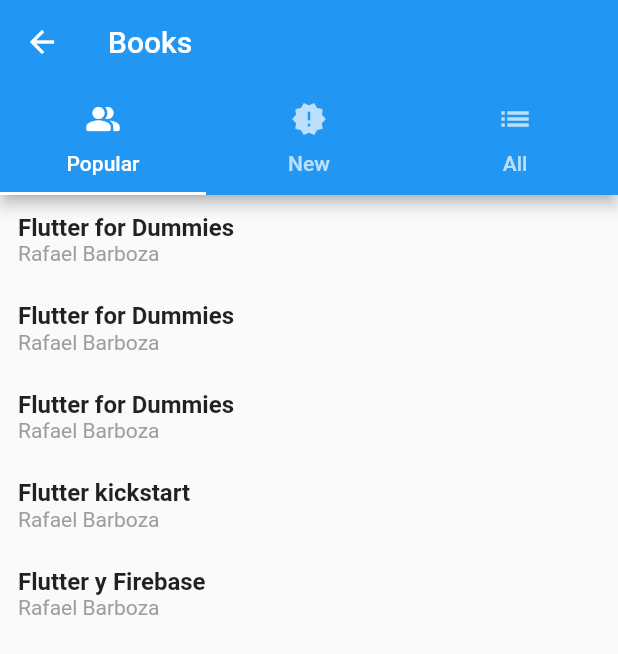
After one commit to abdullah-19-8/flutter_book_store, a Flutter app: the BooksScreen screen opened directly, on a phone screen of 412 x 824 dp. The commit adds this screen. Shown: the top 654 px of the screen. Run offline on Flutter 3.47's test engine with Material 2 defaults, Android fonts, the light colour scheme and no system bars.

Commit message:
books screen done

```diff
--- /dev/null
+++ b/lib/Screens/book_screen/Layouts/all.dart
@@ -0,0 +1,100 @@
+import 'package:flutter/material.dart';
+
+import '../../../data/book_data.dart';
+
+class AllBooks extends StatefulWidget {
+  const AllBooks({
+    Key? key,
+  }) : super(key: key);
+
+  @override
+  State<AllBooks> createState() => _AllBooksState();
+}
+
+class _AllBooksState extends State<AllBooks> {
+  final List<Transaction> transactions = [
+    Transaction(
+      id: 't1',
+      title: 'Beginning app development with Flutter',
+      authorName: 'Rap Payne',
+    ),
+    Transaction(
+      id: 't2',
+      title: 'Flutter Complete Reference',
+      authorName: 'Alberto Miola',
+    ),
+    Transaction(
+      id: 't3',
+      title: 'Flutter in Action',
+      authorName: 'Kasper Lund',
+    ),
+    Transaction(
+      id: 't4',
+      title: 'Flutter Cookbook',
+      authorName: 'Rafael Barboza',
+    ),
+    Transaction(
+      id: 't5',
+      title: 'Flutter for Beginners',
+      authorName: 'Rafael Barboza',
+    ),
+    Transaction(
+      id: 't6',
+      title: 'Flutter for Dummies',
+      authorName: 'Rafael Barboza',
+    ),
+    Transaction(
+      id: 't7',
+      title: 'Flutter for Dummies',
+      authorName: 'Rafael Barboza',
+    ),
+    Transaction(
+      id: 't8',
+      title: 'Flutter for Dummies',
+      authorName: 'Rafael Barboza',
+    ),
+    Transaction(
+      id: 't9',
+      title: 'Flutter kickstart',
+      authorName: 'Rafael Barboza',
+    ),
+    Transaction(
+      id: 't10',
+      title: 'Flutter y Firebase',
+      authorName: 'Rafael Barboza',
+    ),
+  ];
+
+  @override
+  Widget build(BuildContext context) {
+    return ListView(
+      children: transactions.map((tx) {
+        return Padding(
+          padding: const EdgeInsets.all(12.0),
+          child: Row(
+            children: <Widget>[
+              Column(
+                crossAxisAlignment: CrossAxisAlignment.start,
+                children: <Widget>[
+                  Text(
+                    tx.title!,
+                    style: const TextStyle(
+                      fontSize: 16,
+                      fontWeight: FontWeight.bold,
+                    ),
+                  ),
+                  Text(
+                    tx.authorName!,
+                    style: const TextStyle(
+                      color: Colors.grey,
+                    ),
+                  ),
+                ],
+              ),
+            ],
+          ),
+        );
+      }).toList(),
+    );
+  }
+}
--- /dev/null
+++ b/lib/Screens/book_screen/Layouts/popular.dart
@@ -0,0 +1,75 @@
+import 'package:flutter/material.dart';
+
+import '../../../data/book_data.dart';
+
+class PopularBooks extends StatefulWidget {
+  const PopularBooks({
+    Key? key,
+  }) : super(key: key);
+
+  @override
+  State<PopularBooks> createState() => _PopularBooksState();
+}
+
+class _PopularBooksState extends State<PopularBooks> {
+  final List<Transaction> transactions = [
+    Transaction(
+      id: 't6',
+      title: 'Flutter for Dummies',
+      authorName: 'Rafael Barboza',
+    ),
+    Transaction(
+      id: 't7',
+      title: 'Flutter for Dummies',
+      authorName: 'Rafael Barboza',
+    ),
+    Transaction(
+      id: 't8',
+      title: 'Flutter for Dummies',
+      authorName: 'Rafael Barboza',
+    ),
+    Transaction(
+      id: 't9',
+      title: 'Flutter kickstart',
+      authorName: 'Rafael Barboza',
+    ),
+    Transaction(
+      id: 't10',
+      title: 'Flutter y Firebase',
+      authorName: 'Rafael Barboza',
+    ),
+  ];
+
+  @override
+  Widget build(BuildContext context) {
+    return ListView(
+      children: transactions.map((tx) {
+        return Padding(
+          padding: const EdgeInsets.all(12.0),
+          child: Row(
+            children: <Widget>[
+              Column(
+                crossAxisAlignment: CrossAxisAlignment.start,
+                children: <Widget>[
+                  Text(
+                    tx.title!,
+                    style: const TextStyle(
+                      fontSize: 16,
+                      fontWeight: FontWeight.bold,
+                    ),
+                  ),
+                  Text(
+                    tx.authorName!,
+                    style: const TextStyle(
+                      color: Colors.grey,
+                    ),
+                  ),
+                ],
+              ),
+            ],
+          ),
+        );
+      }).toList(),
+    );
+  }
+}
--- a/lib/Screens/book_screen/books_screen.dart
+++ b/lib/Screens/book_screen/books_screen.dart
@@ -1,4 +1,8 @@
 import 'package:flutter/material.dart';
+import 'package:practical_assignment/Screens/book_screen/Layouts/all.dart';
+import 'package:practical_assignment/Screens/book_screen/Layouts/new.dart';
+
+import 'Layouts/popular.dart';
 
 class BooksScreen extends StatefulWidget {
   const BooksScreen({super.key});
@@ -10,6 +14,36 @@ class BooksScreen extends StatefulWidget {
 class _BooksScreenState extends State<BooksScreen> {
   @override
   Widget build(BuildContext context) {
-    return Container();
+    return DefaultTabController(
+      length: 3,
+      child: Scaffold(
+        appBar: AppBar(
+          title: const Text('Books'),
+          bottom: const TabBar(
+            tabs: [
+              Tab(
+                icon: Icon(Icons.people_alt_rounded),
+                text: 'Popular',
+              ),
+              Tab(
+                icon: Icon(Icons.new_releases),
+                text: 'New',
+              ),
+              Tab(
+                icon: Icon(Icons.list),
+                text: 'All',
+              ),
+            ],
+          ),
+        ),
+        body: const TabBarView(
+          children: [
+            PopularBooks(),
+            NewBooks(),
+            AllBooks(),
+          ],
+        ),
+      ),
+    );
   }
 }
--- /dev/null
+++ b/lib/data/book_data.dart
@@ -0,0 +1,11 @@
+class Transaction {
+  final String? id;
+  final String? title;
+  final String? authorName;
+
+  Transaction({
+    this.id,
+    this.title,
+    this.authorName,
+  });
+}
```
Also changed, not shown: lib/Screens/book_screen/Layouts/new.dart (added, +68 -0 lines).
